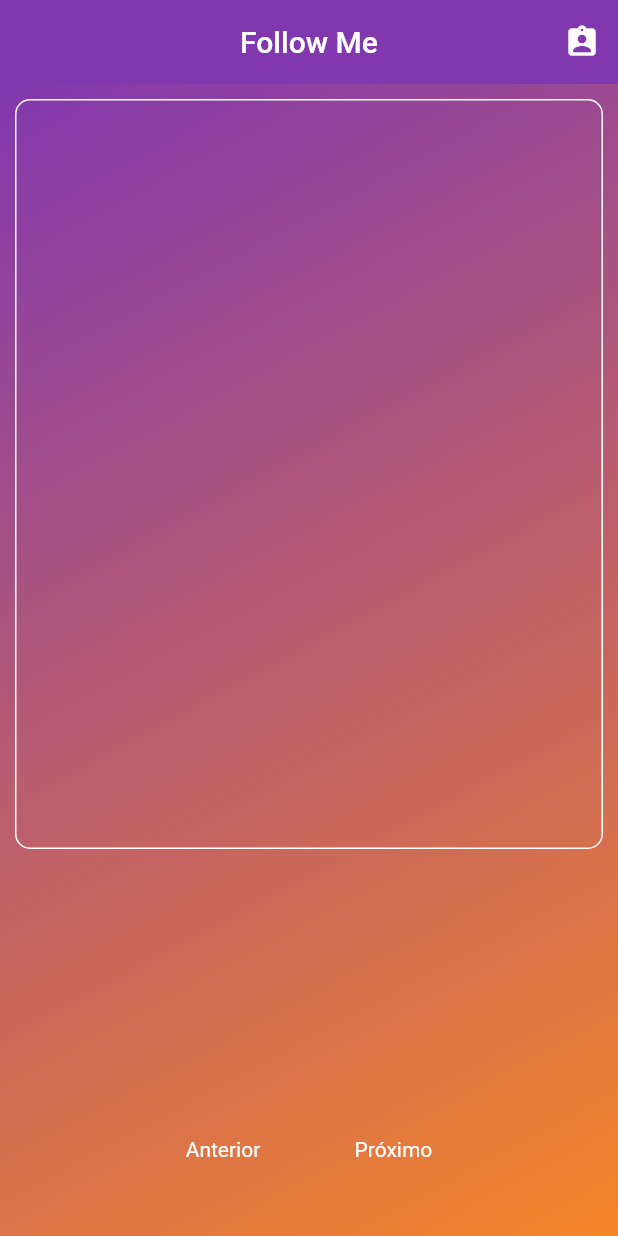
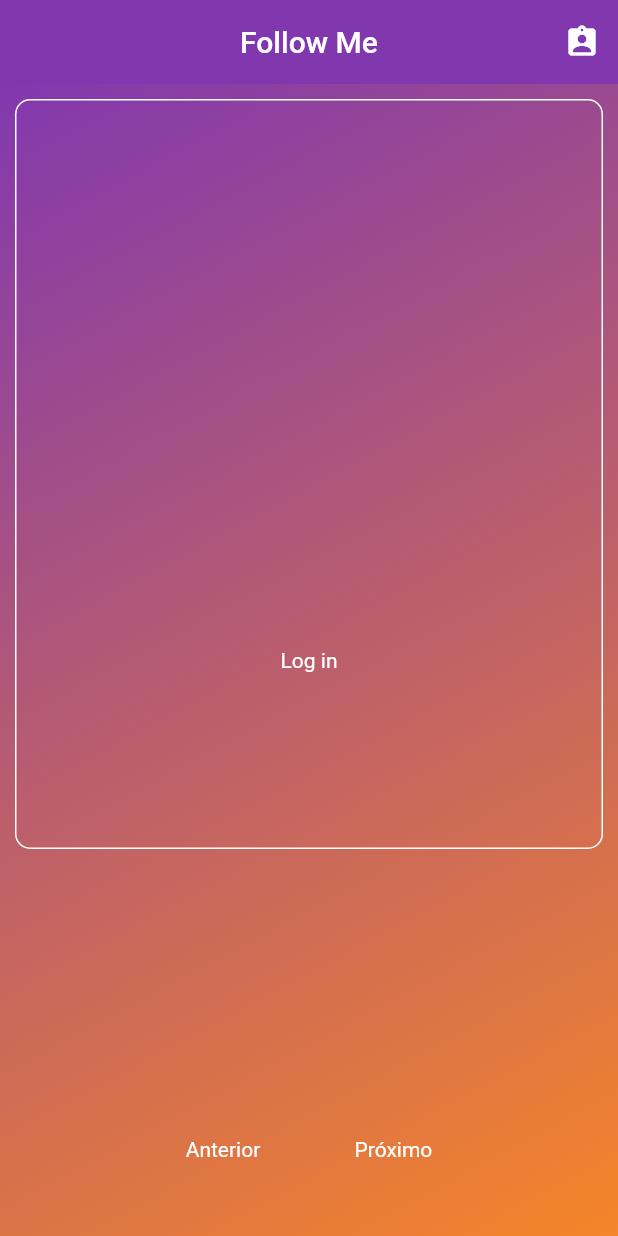
Before and after one commit to aguiarroney/follow_me, a Flutter app: the screen it shows after launch, after a tap on the "assignment ind" icon, on a phone screen of 412 x 824 dp. Run offline on Flutter 3.47's test engine with Material 2 defaults, Android fonts, the phone set to English and light mode, and no system bars; our stand-ins replace google_fonts; missing offline and left inert: simple_auth, simple_auth_flutter; network calls fail.

```diff
--- a/lib/api/ig_api.dart
+++ b/lib/api/ig_api.dart
@@ -7,10 +7,9 @@ import 'package:http/http.dart' as http;
 
 class IgApi{
 
-  static const igClientSecret = "ACB";
-  static const igClientId = "XPTO";
-  static const igRedirectURI = "www.exemple.com";
-  UserModelSingleton _user;
+  static const igClientSecret = "824e5dcb3eb4f28b5407d2d4a581b985";
+  static const igClientId = "276282983613850";
+  static const igRedirectURI = "https://followme.com.br/";
 
   final simpleAuth.InstagramApi _igApi = simpleAuth.InstagramApi(
     "instagram",
@@ -27,14 +26,15 @@ class IgApi{
     SimpleAuthFlutter.init(context);
   }
 
-  Future<void> authenticate() async{
+  Future<UserModelSingleton> authenticate() async{
     simpleAuth.OAuthAccount localUser;
 
     http.Response response = await _igApi.authenticate().then((user) async {
       localUser = user;
       return  http.get("https://graph.instagram.com/me?fields=username,id,account_type,media_count&access_token=${localUser.token}");
+    });
 
-    });
+//    return response;
 
     if(response.statusCode == 200){
       var decoded = json.decode(response.body);
@@ -48,8 +48,9 @@ class IgApi{
       _user.setToken(localUser.token);
 
       makeMidiaIdList();
+    }
 
-    }
+    return UserModelSingleton();
   }
 
   void makeMidiaIdList() async{
--- /dev/null
+++ b/lib/bloc/midia_bloc.dart
@@ -0,0 +1,23 @@
+
+import 'dart:async';
+
+class MidiaBloc {
+
+  int index = 0;
+
+  final StreamController<int> _indexStreamController = StreamController<int>();
+  Sink get inputIndexStreamController => _indexStreamController.sink;
+  Stream get outPutIndexStreamController => _indexStreamController.stream;
+
+  void getNext(){
+    index ++;
+    inputIndexStreamController.add(index);
+  }
+
+  void getPrevius(){
+    if(index > 0)
+      index --;
+    inputIndexStreamController.add(index);
+  }
+
+}
--- /dev/null
+++ b/lib/bloc/user_bloc.dart
@@ -0,0 +1,22 @@
+
+import 'dart:async';
+
+import 'package:flutter/cupertino.dart';
+import 'package:follow_me/api/ig_api.dart';
+import 'package:follow_me/models/user_model.dart';
+
+class UserBloc {
+
+  UserModelSingleton user = UserModelSingleton();
+
+  final StreamController<UserModelSingleton> _userController = StreamController<UserModelSingleton>();
+  Sink get inputUserController => _userController.sink;
+  Stream get outPutUserController => _userController.stream;
+
+  void authenticate(BuildContext context) async{
+    IgApi api = IgApi(context);
+    api.authenticate();
+    inputUserController.add(UserModelSingleton());
+  }
+
+}
--- a/lib/models/user_model.dart
+++ b/lib/models/user_model.dart
@@ -1,3 +1,5 @@
+import 'package:flutter/cupertino.dart';
+
 class UserModelSingleton{
 
   static final UserModelSingleton _userModelSingleton = UserModelSingleton._internal();
--- a/lib/screens/home_screen.dart
+++ b/lib/screens/home_screen.dart
@@ -1,6 +1,8 @@
 import 'package:flutter/cupertino.dart';
 import 'package:follow_me/api/ig_api.dart';
 import 'package:flutter/material.dart';
+import 'package:follow_me/bloc/midia_bloc.dart';
+import 'package:follow_me/bloc/user_bloc.dart';
 import 'package:follow_me/models/text_model.dart';
 import 'package:follow_me/models/user_model.dart';
 
@@ -8,9 +10,10 @@ class HomeScreen extends StatelessWidget {
 
   @override
   Widget build(BuildContext context) {
-      IgApi api = IgApi(context);
+      UserBloc userBloc = UserBloc();
+      MidiaBloc midiaBloc = MidiaBloc();
       UserModelSingleton user = UserModelSingleton();
-      int index = 0;
+
       return Scaffold(
         appBar: AppBar(
           centerTitle: true,
@@ -21,7 +24,7 @@ class HomeScreen extends StatelessWidget {
             IconButton(
               icon: Icon(Icons.assignment_ind),
               onPressed: (){
-                api.authenticate();
+                userBloc.authenticate(context);
               },
             ),
           ],
@@ -68,7 +71,7 @@ class HomeScreen extends StatelessWidget {
                 ),
               ),
                 Positioned(
-                child: user.getId() == null ? Container(): Container(
+                    child: user.getId() == null? Center(child: TextCustom(text: "Log in",)) : Container(
                        width: 290,
                        decoration: BoxDecoration(
                          color: Colors.white,
@@ -76,7 +79,13 @@ class HomeScreen extends StatelessWidget {
                        ),
                         child:Padding(
                           padding: EdgeInsets.all(5),
-                      child: Image.network(user.getMidiaUrls(index),),
+                          child: StreamBuilder<int>(
+                            stream: midiaBloc.outPutIndexStreamController,
+                            initialData: 0,
+                            builder: (context, snapshot){
+                              print("!!!! snapshot data: ${snapshot.data}");
+                              return Image.network(user.getMidiaUrls(snapshot.data),);
+                            }),
                         ),
                     )
               ),
@@ -89,13 +98,13 @@ class HomeScreen extends StatelessWidget {
                     GestureDetector(
                       child: TextCustom(text: "Anterior"),
                       onTap: (){
-                        index--;
+                        midiaBloc.getPrevius();
                       },
                     ),
                     GestureDetector(
                       child: TextCustom(text: "Próximo"),
                         onTap: (){
-                          index++;
+                          midiaBloc.getNext();
                         },
                     ),
                   ],
```
Lines whose indentation alone changed are shown as unchanged.
